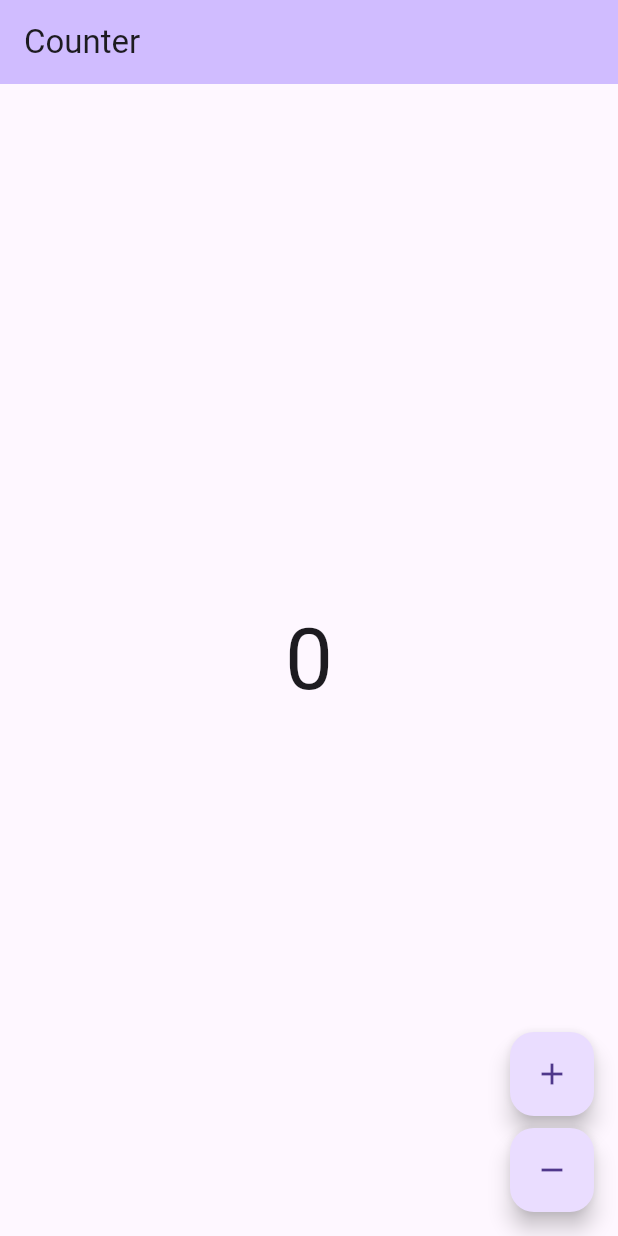
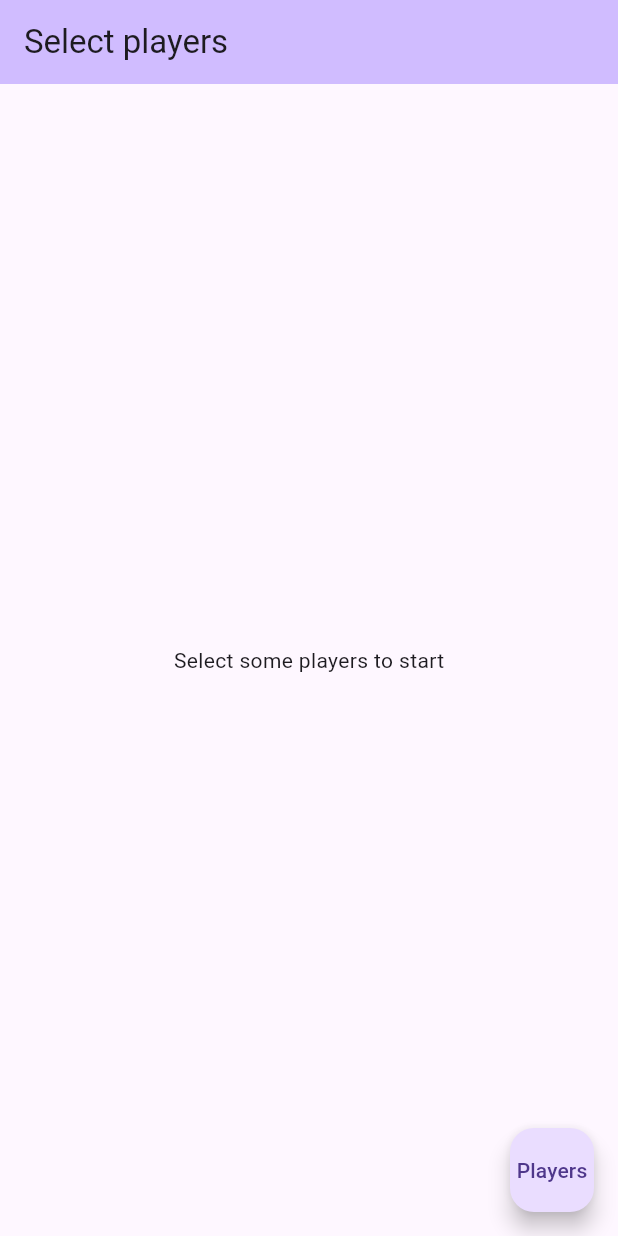
Before and after one commit to PlatyByte/matties_app, a Flutter app: the screen it shows after launch, on a phone screen of 412 x 824 dp. Run offline on Flutter 3.47's test engine with Material 3 defaults, Android fonts, the phone set to English and light mode, and no system bars; our stand-ins replace bloc, equatable, flutter_bloc; generated files the repository leaves out were written again.

Commit message:
Add basic selection of players

```diff
--- a/lib/app/view/app.dart
+++ b/lib/app/view/app.dart
@@ -1,5 +1,6 @@
 import 'package:flutter/material.dart';
-import 'package:matties_app/counter/counter.dart';
+import 'package:flutter_bloc/flutter_bloc.dart';
+import 'package:matties_app/features/boerenbridge/boerenbridge.dart';
 import 'package:matties_app/l10n/l10n.dart';
 
 class App extends StatelessWidget {
@@ -10,13 +11,19 @@ class App extends StatelessWidget {
     return MaterialApp(
       theme: ThemeData(
         appBarTheme: AppBarTheme(
-          backgroundColor: Theme.of(context).colorScheme.inversePrimary,
+          backgroundColor: Theme
+              .of(context)
+              .colorScheme
+              .inversePrimary,
         ),
         useMaterial3: true,
       ),
       localizationsDelegates: AppLocalizations.localizationsDelegates,
       supportedLocales: AppLocalizations.supportedLocales,
-      home: const CounterPage(),
+      home: BlocProvider(
+        create: (context) => BoerenbridgeBloc(),
+        child: const PlayerSelectPage(),
+      ),
     );
   }
 }
--- /dev/null
+++ b/lib/core/model/matties.dart
@@ -0,0 +1,6 @@
+enum Matties {
+  pj,
+  bramC,
+  bramT,
+  ;
+}
--- /dev/null
+++ b/lib/core/model/model.dart
@@ -0,0 +1 @@
+export 'matties.dart';
--- a/lib/counter/counter.dart
+++ /dev/null
@@ -1,2 +0,0 @@
-export 'cubit/counter_cubit.dart';
-export 'view/counter_page.dart';
--- a/lib/counter/cubit/counter_cubit.dart
+++ /dev/null
@@ -1,8 +0,0 @@
-import 'package:bloc/bloc.dart';
-
-class CounterCubit extends Cubit<int> {
-  CounterCubit() : super(0);
-
-  void increment() => emit(state + 1);
-  void decrement() => emit(state - 1);
-}
--- a/lib/counter/view/counter_page.dart
+++ /dev/null
@@ -1,55 +0,0 @@
-import 'package:flutter/material.dart';
-import 'package:flutter_bloc/flutter_bloc.dart';
-import 'package:matties_app/counter/counter.dart';
-import 'package:matties_app/l10n/l10n.dart';
-
-class CounterPage extends StatelessWidget {
-  const CounterPage({super.key});
-
-  @override
-  Widget build(BuildContext context) {
-    return BlocProvider(
-      create: (_) => CounterCubit(),
-      child: const CounterView(),
-    );
-  }
-}
-
-class CounterView extends StatelessWidget {
-  const CounterView({super.key});
-
-  @override
-  Widget build(BuildContext context) {
-    final l10n = context.l10n;
-    return Scaffold(
-      appBar: AppBar(title: Text(l10n.counterAppBarTitle)),
-      body: const Center(child: CounterText()),
-      floatingActionButton: Column(
-        mainAxisAlignment: MainAxisAlignment.end,
-        crossAxisAlignment: CrossAxisAlignment.end,
-        children: [
-          FloatingActionButton(
-            onPressed: () => context.read<CounterCubit>().increment(),
-            child: const Icon(Icons.add),
-          ),
-          const SizedBox(height: 8),
-          FloatingActionButton(
-            onPressed: () => context.read<CounterCubit>().decrement(),
-            child: const Icon(Icons.remove),
-          ),
-        ],
-      ),
-    );
-  }
-}
-
-class CounterText extends StatelessWidget {
-  const CounterText({super.key});
-
-  @override
-  Widget build(BuildContext context) {
-    final theme = Theme.of(context);
-    final count = context.select((CounterCubit cubit) => cubit.state);
-    return Text('$count', style: theme.textTheme.displayLarge);
-  }
-}
--- /dev/null
+++ b/lib/features/boerenbridge/bloc/boerenbridge_bloc.dart
@@ -0,0 +1,55 @@
+import 'dart:async';
+
+import 'package:bloc/bloc.dart';
+import 'package:equatable/equatable.dart';
+import 'package:matties_app/core/model/model.dart';
+
+part 'boerenbridge_event.dart';
+
+part 'boerenbridge_state.dart';
+
+class BoerenbridgeBloc extends Bloc<BoerenbridgeEvent, BoerenbridgeState> {
+  BoerenbridgeBloc() : super(const SelectingPlayersState([])) {
+    on<AddPlayerEvent>(_onAddPlayer);
+    on<RemovePlayerEvent>(_onRemovePlayer);
+    on<ReorderPlayerEvent>(_onReorderPlayer);
+  }
+
+  FutureOr<void> _onAddPlayer(
+    AddPlayerEvent event,
+    Emitter<BoerenbridgeState> emit,
+  ) {
+    final players = List.of(state.players);
+    emit(
+      SelectingPlayersState(players..add(event.mattie)),
+    );
+  }
+
+  FutureOr<void> _onRemovePlayer(
+    RemovePlayerEvent event,
+    Emitter<BoerenbridgeState> emit,
+  ) {
+    final players = List.of(state.players);
+    emit(
+      SelectingPlayersState(players..remove(event.mattie)),
+    );
+  }
+
+  FutureOr<void> _onReorderPlayer(
+    ReorderPlayerEvent event,
+    Emitter<BoerenbridgeState> emit,
+  ) {
+    final oldIndex = event.oldIndex;
+    var newIndex = event.newIndex;
+    final players = List.of(state.players);
+
+    if (oldIndex < newIndex) {
+      newIndex -= 1;
+    }
+
+    final player = players.removeAt(oldIndex);
+    players.insert(newIndex, player);
+
+    emit(SelectingPlayersState(players));
+  }
+}
--- /dev/null
+++ b/lib/features/boerenbridge/bloc/boerenbridge_event.dart
@@ -0,0 +1,41 @@
+part of 'boerenbridge_bloc.dart';
+
+sealed class BoerenbridgeEvent extends Equatable {
+  const BoerenbridgeEvent();
+}
+
+final class AddPlayerEvent extends BoerenbridgeEvent {
+  const AddPlayerEvent(this.mattie);
+
+  final Matties mattie;
+
+  @override
+  List<Object?> get props => [mattie];
+}
+
+final class RemovePlayerEvent extends BoerenbridgeEvent {
+  const RemovePlayerEvent(this.mattie);
+
+  final Matties mattie;
+
+  @override
+  List<Object?> get props => [mattie];
+}
+
+final class ReorderPlayerEvent extends BoerenbridgeEvent {
+  const ReorderPlayerEvent({
+    required this.oldIndex,
+    required this.newIndex,
+  });
+
+  final int oldIndex;
+  final int newIndex;
+
+  @override
+  List<Object?> get props => [
+        oldIndex,
+        newIndex,
+        // Makes the event unique in order to allow multiple triggers
+        DateTime.now(),
+      ];
+}
--- /dev/null
+++ b/lib/features/boerenbridge/bloc/boerenbridge_state.dart
@@ -0,0 +1,24 @@
+part of 'boerenbridge_bloc.dart';
+
+sealed class BoerenbridgeState extends Equatable {
+  const BoerenbridgeState();
+
+  List<Matties> get players;
+
+  @override
+  List<Object> get props => [players];
+}
+
+final class SelectingPlayersState extends BoerenbridgeState {
+  const SelectingPlayersState(this.players);
+
+  @override
+  final List<Matties> players;
+}
+
+final class PlayingState extends BoerenbridgeState {
+  const PlayingState(this.players);
+
+  @override
+  final List<Matties> players;
+}
--- /dev/null
+++ b/lib/features/boerenbridge/boerenbridge.dart
@@ -0,0 +1,2 @@
+export 'bloc/boerenbridge_bloc.dart';
+export 'view/player_select_page.dart';
--- /dev/null
+++ b/lib/features/boerenbridge/view/player_select_page.dart
@@ -0,0 +1,108 @@
+import 'package:flutter/material.dart';
+import 'package:flutter_bloc/flutter_bloc.dart';
+import 'package:matties_app/core/model/model.dart';
+import 'package:matties_app/features/boerenbridge/boerenbridge.dart';
+import 'package:matties_app/l10n/l10n.dart';
+
+class PlayerSelectPage extends StatelessWidget {
+  const PlayerSelectPage({super.key});
+
+  @override
+  Widget build(BuildContext context) {
+    final l10n = context.l10n;
+    return BlocListener<BoerenbridgeBloc, BoerenbridgeState>(
+      listenWhen: (previous, current) =>
+          previous is SelectingPlayersState && current is PlayingState,
+      listener: (context, state) {
+        // should navigate to playing page
+      },
+      child: Scaffold(
+        appBar: AppBar(
+          title: Text(l10n.playersSelectTitle),
+        ),
+        floatingActionButton: const ManagePlayersButton(),
+        body: BlocBuilder<BoerenbridgeBloc, BoerenbridgeState>(
+          buildWhen: (previous, current) => previous != current,
+          builder: (context, state) {
+            if (state.players.isEmpty) {
+              return const Center(
+                child: Text('Select some players to start'),
+              );
+            }
+            return ReorderableListView(
+              children: state.players
+                  .map(
+                    (player) => ListTile(
+                      key: ValueKey<Matties>(player),
+                      title: Text(player.name),
+                    ),
+                  )
+                  .toList(),
+              onReorder: (oldIndex, newIndex) =>
+                  context.read<BoerenbridgeBloc>().add(
+                        ReorderPlayerEvent(
+                          oldIndex: oldIndex,
+                          newIndex: newIndex,
+                        ),
+                      ),
+            );
+          },
+        ),
+      ),
+    );
+  }
+}
+
+class ManagePlayersButton extends StatelessWidget {
+  const ManagePlayersButton({
+    super.key,
+  });
+
+  @override
+  Widget build(BuildContext context) {
+    return FloatingActionButton(
+      child: const Text('Players'),
+      onPressed: () => _showDialog(context),
+    );
+  }
+
+  void _showDialog(BuildContext parentContext) {
+    showDialog<AlertDialog>(
+      context: parentContext,
+      builder: (context) {
+        return BlocProvider.value(
+          value: parentContext.read<BoerenbridgeBloc>(),
+          child: BlocBuilder<BoerenbridgeBloc, BoerenbridgeState>(
+            builder: (context, state) {
+              return AlertDialog(
+                actions: [
+                  FilledButton(
+                    onPressed: () => Navigator.of(context).pop(),
+                    child: const Text('Done'),
+                  ),
+                ],
+                content: SizedBox(
+                  width: double.maxFinite,
+                  child: ListView.builder(
+                    shrinkWrap: true,
+                    itemCount: Matties.values.length,
+                    itemBuilder: (context, index) => CheckboxListTile(
+                      title: Text(Matties.values[index].name),
+                      value: state.players.contains(Matties.values[index]),
+                      onChanged: (selected) =>
+                          context.read<BoerenbridgeBloc>().add(
+                                selected ?? false
+                                    ? AddPlayerEvent(Matties.values[index])
+                                    : RemovePlayerEvent(Matties.values[index]),
+                              ),
+                    ),
+                  ),
+                ),
+              );
+            },
+          ),
+        );
+      },
+    );
+  }
+}
--- a/lib/l10n/arb/app_en.arb
+++ b/lib/l10n/arb/app_en.arb
@@ -1,7 +1,5 @@
 {
-    "@@locale": "en",
-    "counterAppBarTitle": "Counter",
-    "@counterAppBarTitle": {
-        "description": "Text shown in the AppBar of the Counter Page"
-    }
+  "playersSelectTitle": "Select players",
+  "playersSelectSelectedPlayers": "Selected matties",
+  "playersSelectAllPlayers": "Matties"
 }
--- a/lib/l10n/arb/app_es.arb
+++ /dev/null
@@ -1,7 +0,0 @@
-{
-    "@@locale": "es",
-    "counterAppBarTitle": "Contador",
-    "@counterAppBarTitle": {
-        "description": "Texto mostrado en la AppBar de la página del contador"
-    }
-}
--- a/pubspec.yaml
+++ b/pubspec.yaml
@@ -8,6 +8,7 @@ environment:
 
 dependencies:
   bloc: ^8.1.4
+  equatable: ^2.0.5
   flutter:
     sdk: flutter
   flutter_bloc: ^8.1.6
```
Also changed, not shown: pubspec.lock.
